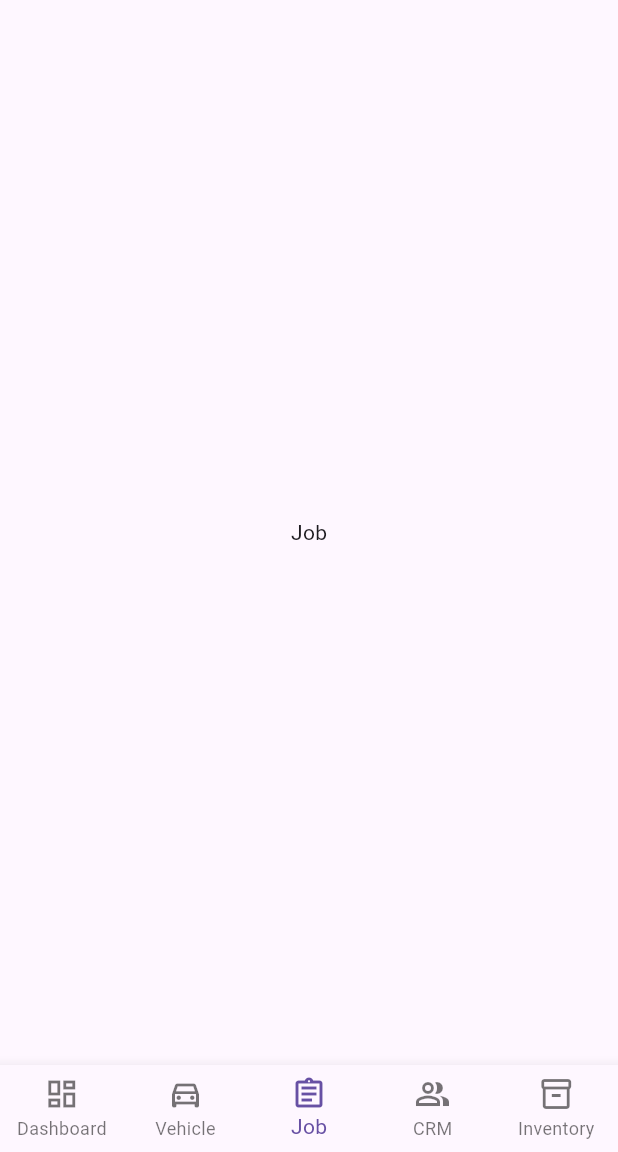
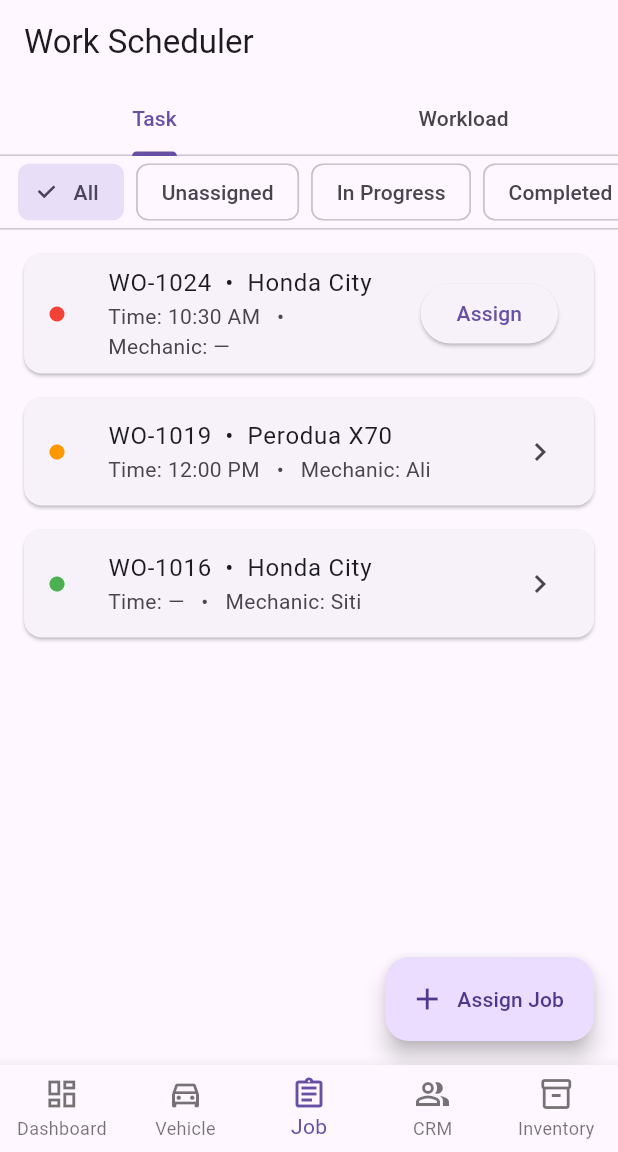
Before and after one commit to zijingkok/RSD3S1_KokZiJing_Source, a Flutter app: the DashboardScreen screen opened directly, item 3 of the bottom bar chosen, on a phone screen of 412 x 824 dp, the part 84-1236 px from its top. Run offline on Flutter 3.47's test engine with Material 3 defaults, Android fonts, the phone set to English and light mode, and no system bars; our stand-ins replace supabase_flutter; accounts and stored records are empty; network calls fail.

Commit message:
Job Added

```diff
--- /dev/null
+++ b/lib/Screen/Job/ job_task_tab.dart
@@ -0,0 +1,154 @@
+import 'package:flutter/material.dart';
+
+class JobTaskTab extends StatefulWidget {
+  const JobTaskTab({super.key});
+
+  @override
+  State<JobTaskTab> createState() => _JobTaskTabState();
+}
+
+class _JobTaskTabState extends State<JobTaskTab> {
+  // Mock data for MVP — replace with your real models / Supabase later
+  final List<Map<String, dynamic>> jobs = [
+    {'id':'WO-1024','vehicle':'Honda City','time':'10:30 AM','status':'Unassigned','mechanic':null},
+    {'id':'WO-1019','vehicle':'Perodua X70','time':'12:00 PM','status':'In Progress','mechanic':'Ali'},
+    {'id':'WO-1016','vehicle':'Honda City','time':'—','status':'Completed','mechanic':'Siti'},
+  ];
+  String filter = 'All';
+
+  @override
+  Widget build(BuildContext context) {
+    final filtered = jobs.where((j) => filter=='All' ? true : j['status']==filter).toList();
+    return Column(
+      children: [
+        // Filters row
+        SizedBox(
+          height: 48,
+          child: ListView(
+            scrollDirection: Axis.horizontal,
+            padding: const EdgeInsets.symmetric(horizontal: 12),
+            children: ['All','Unassigned','In Progress','Completed'].map((s){
+              final selected = filter==s;
+              return Padding(
+                padding: const EdgeInsets.only(right: 8),
+                child: ChoiceChip(
+                  selected: selected,
+                  label: Text(s),
+                  onSelected: (_){ setState(()=>filter=s); },
+                ),
+              );
+            }).toList(),
+          ),
+        ),
+        const Divider(height: 1),
+        Expanded(
+          child: ListView.separated(
+            itemCount: filtered.length,
+            separatorBuilder: (_, __) => const SizedBox(height: 8),
+            padding: const EdgeInsets.all(12),
+            itemBuilder: (_, i) {
+              final j = filtered[i];
+              final color = switch (j['status'] as String) {
+                'Unassigned' => Colors.red,
+                'In Progress' => Colors.orange,
+                'Completed' => Colors.green,
+                _ => Colors.grey,
+              };
+              return Card(
+                child: ListTile(
+                  leading: Icon(Icons.circle, size: 12, color: color),
+                  title: Text('${j['id']}  •  ${j['vehicle']}'),
+                  subtitle: Text('Time: ${j['time']}   •   Mechanic: ${j['mechanic'] ?? '—'}'),
+                  trailing: _trailingForStatus(j),
+                ),
+              );
+            },
+          ),
+        ),
+      ],
+    );
+  }
+
+  Widget _trailingForStatus(Map<String, dynamic> j) {
+    final status = j['status'] as String;
+    if (status == 'Unassigned') {
+      return ElevatedButton(
+        onPressed: () async {
+          final result = await showModalBottomSheet<Map<String,String>>(
+            context: context,
+            isScrollControlled: true,
+            builder: (_) => _AssignSheet(jobId: j['id']),
+          );
+          if (result != null) {
+            setState(() {
+              j['status'] = 'In Progress';
+              j['mechanic'] = result['mechanic'];
+              j['time']     = result['time'];
+            });
+            ScaffoldMessenger.of(context).showSnackBar(
+              SnackBar(content: Text('Assigned ${j['id']} to ${j['mechanic']}')),
+            );
+          }
+        },
+        child: const Text('Assign'),
+      );
+    }
+    return const Icon(Icons.chevron_right);
+  }
+}
+
+// Simple bottom sheet for MVP assignment
+class _AssignSheet extends StatefulWidget {
+  final String jobId;
+  const _AssignSheet({required this.jobId});
+
+  @override
+  State<_AssignSheet> createState() => _AssignSheetState();
+}
+
+class _AssignSheetState extends State<_AssignSheet> {
+  String? mechanic;
+  TimeOfDay? time;
+
+  @override
+  Widget build(BuildContext context) {
+    return Padding(
+      padding: EdgeInsets.only(
+          left: 16, right: 16,
+          bottom: 16 + MediaQuery.of(context).viewInsets.bottom, top: 16),
+      child: Column(
+        mainAxisSize: MainAxisSize.min,
+        children: [
+          Text('Assign ${widget.jobId}', style: const TextStyle(fontSize: 18, fontWeight: FontWeight.w600)),
+          const SizedBox(height: 12),
+          DropdownButtonFormField<String>(
+            decoration: const InputDecoration(labelText: 'Mechanic'),
+            items: const ['Ali','Siti','John'].map((m)=>DropdownMenuItem(value:m, child: Text(m))).toList(),
+            onChanged: (v)=> setState(()=> mechanic=v),
+          ),
+          const SizedBox(height: 8),
+          TextFormField(
+            readOnly: true,
+            decoration: const InputDecoration(labelText: 'Time'),
+            controller: TextEditingController(text: time==null ? '' : time!.format(context)),
+            onTap: () async {
+              final t = await showTimePicker(context: context, initialTime: TimeOfDay.now());
+              if (t!=null) setState(()=> time=t);
+            },
+          ),
+          const SizedBox(height: 16),
+          SizedBox(
+            width: double.infinity,
+            child: ElevatedButton(
+              onPressed: (mechanic!=null && time!=null)
+                  ? ()=> Navigator.pop(context, {'mechanic': mechanic!, 'time': time!.format(context)})
+                  : null,
+              child: const Text('Confirm'),
+            ),
+          ),
+          const SizedBox(height: 8),
+        ],
+      ),
+    );
+  }
+}
--- /dev/null
+++ b/lib/Screen/Job/job_module.dart
@@ -0,0 +1,38 @@
+import 'package:flutter/material.dart';
+import ' job_task_tab.dart';
+import 'job_workload_tab.dart';
+
+class JobModule extends StatelessWidget {
+  const JobModule({super.key});
+
+  @override
+  Widget build(BuildContext context) {
+    return DefaultTabController(
+      length: 2,
+      child: Scaffold(
+        appBar: AppBar(
+          title: const Text('Work Scheduler'),
+          bottom: const TabBar(
+            tabs: [
+              Tab(text: 'Task'),
+              Tab(text: 'Workload'),
+            ],
+          ),
+        ),
+        body: const TabBarView(
+          children: [
+            JobTaskTab(),
+            JobWorkloadTab(),
+          ],
+        ),
+        floatingActionButton: FloatingActionButton.extended(
+          onPressed: () {
+            // optional: open Create/Assign Job flow
+          },
+          icon: const Icon(Icons.add),
+          label: const Text('Assign Job'),
+        ),
+      ),
+    );
+  }
+}
--- a/lib/Screen/main_dashboard.dart
+++ b/lib/Screen/main_dashboard.dart
@@ -1,4 +1,5 @@
 import 'package:flutter/material.dart';
+import 'package:workshop_management/Screen/Job/job_module.dart';
 
 import '../Widget/bottom_NavigationBar.dart';
 import '../Widget/app_bar.dart';
@@ -28,7 +29,7 @@ class _DashboardScreenState extends State<DashboardScreen> {
         children: [
           _DashboardBody(),
           const VehicleDashboard(),
-          const Center(child: Text('Job')),
+          const JobModule(),
           const CrmDashboard(),
           const InventoryModule(), // go to inventory module
         ],
```
Also changed, not shown: lib/Screen/Job/job_workload_tab.dart (added, +48 -0 lines).
